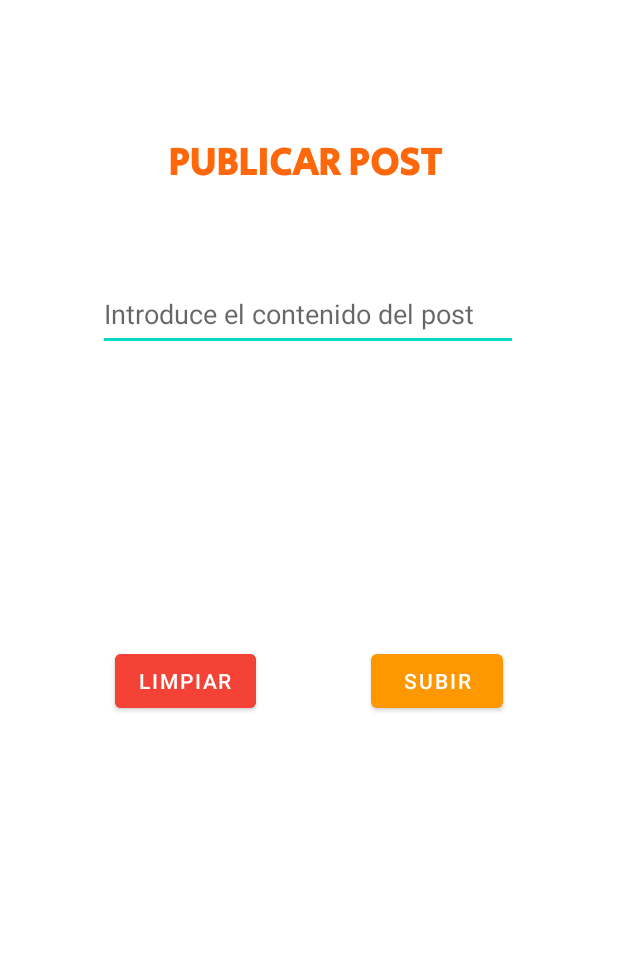
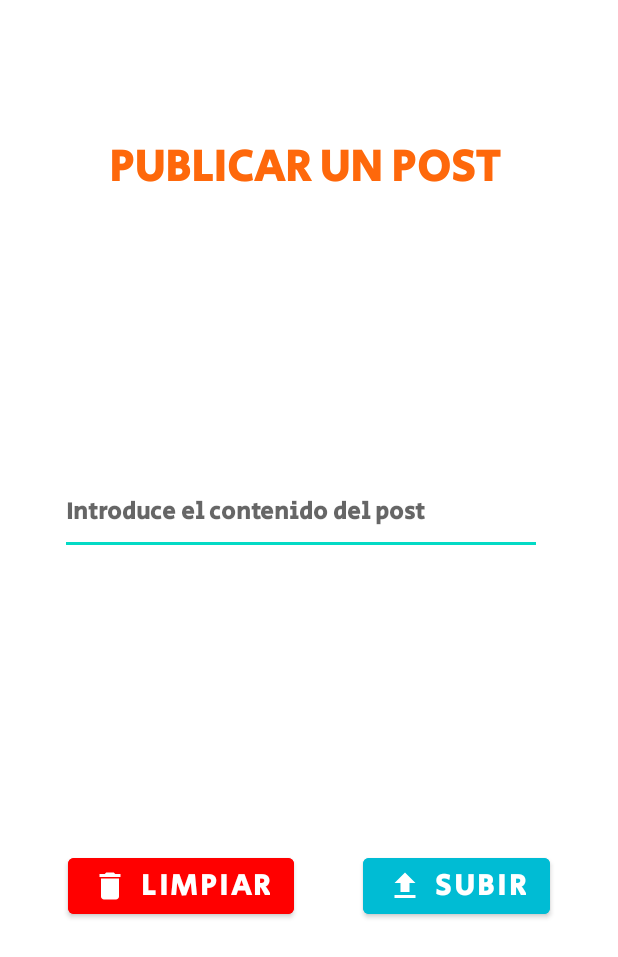
Before and after one commit to byjosegrc/infoPhotoApp, an Android app: the layout activity_add_publicacion.xml on its own in the app's theme, with its tools: preview values and no code run, on a phone screen of 412 x 824 dp. Shown: the top 957 px of the screen. Run offline under Robolectric (Android 15) with nearby library versions, the phone set to English and light mode, and no system bars.

Commit message:
commit 20/05/2023

```diff
--- a/app/src/main/java/com/example/app_info_photo_04_03/RutasFotos/Almeria.kt
+++ b/app/src/main/java/com/example/app_info_photo_04_03/RutasFotos/Almeria.kt
@@ -25,7 +25,7 @@ class Almeria : AppCompatActivity(), OnMapReadyCallback {
     override fun onCreate(savedInstanceState: Bundle?) {
         super.onCreate(savedInstanceState)
         setContentView(R.layout.activity_granada)
-        title = "ALMERIA CAPITAL"
+        title = "\uD83D\uDCF8 \uD835\uDC00\uD835\uDC0B\uD835\uDC0C\uD835\uDC04\uD835\uDC11\uD835\uDC08\uD835\uDC00 \uD835\uDC02\uD835\uDC00\uD835\uDC0F\uD835\uDC08\uD835\uDC13\uD835\uDC00\uD835\uDC0B"
         createMapFragment()
     }
 
--- a/app/src/main/java/com/example/app_info_photo_04_03/RutasFotos/GoogleMaps1.kt
+++ b/app/src/main/java/com/example/app_info_photo_04_03/RutasFotos/GoogleMaps1.kt
@@ -26,7 +26,7 @@ class GoogleMaps1 : AppCompatActivity(), OnMapReadyCallback {
     override fun onCreate(savedInstanceState: Bundle?) {
         super.onCreate(savedInstanceState)
         setContentView(R.layout.activity_google_maps1)
-        title="¿DONDE NOS ENCONTRAMOS?"
+        title="\uD83C\uDF0E \uD835\uDC0D\uD835\uDC14\uD835\uDC04\uD835\uDC12\uD835\uDC13\uD835\uDC11\uD835\uDC00 \uD835\uDC12\uD835\uDC04\uD835\uDC03\uD835\uDC04"
         createMapFragment()
     }
 
--- a/app/src/main/java/com/example/app_info_photo_04_03/RutasFotos/Granada.kt
+++ b/app/src/main/java/com/example/app_info_photo_04_03/RutasFotos/Granada.kt
@@ -27,7 +27,7 @@ class Granada  : AppCompatActivity(), OnMapReadyCallback {
     override fun onCreate(savedInstanceState: Bundle?) {
         super.onCreate(savedInstanceState)
         setContentView(R.layout.activity_granada)
-        title = "ALHAMBRA"
+        title = " \uD83D\uDCF8 \uD835\uDC00\uD835\uDC0B\uD835\uDC07\uD835\uDC00\uD835\uDC0C\uD835\uDC01\uD835\uDC11\uD835\uDC00"
         createMapFragment()
     }
 
--- a/app/src/main/java/com/example/app_info_photo_04_03/SocialMedia/MediaPublicaciones.kt
+++ b/app/src/main/java/com/example/app_info_photo_04_03/SocialMedia/MediaPublicaciones.kt
@@ -72,7 +72,7 @@ class MediaPublicaciones : AppCompatActivity() {
 
         //funcion para configurar el Swipe del chat
         configSwipe()
-        title="RED SOCIAL"
+        title="\uD83D\uDCAC  \uD835\uDC11\uD835\uDC04\uD835\uDC03 \uD835\uDC12\uD835\uDC0E\uD835\uDC02\uD835\uDC08\uD835\uDC00\uD835\uDC0B"
     }
 
 
--- a/app/src/main/res/drawable/ic_subir.xml
+++ b/app/src/main/res/drawable/ic_subir.xml
@@ -1,5 +1,5 @@
 <vector android:height="24dp" android:tint="#070906"
     android:viewportHeight="24" android:viewportWidth="24"
     android:width="24dp" xmlns:android="http://schemas.android.com/apk/res/android">
-    <path android:fillColor="@android:color/white" android:pathData="M12,20c-4.41,0 -8,-3.59 -8,-8s3.59,-8 8,-8s8,3.59 8,8S16.41,20 12,20M12,22c5.52,0 10,-4.48 10,-10c0,-5.52 -4.48,-10 -10,-10C6.48,2 2,6.48 2,12C2,17.52 6.48,22 12,22L12,22zM11,12l0,4h2l0,-4h3l-4,-4l-4,4H11z"/>
+    <path android:fillColor="@android:color/white" android:pathData="M9,16h6v-6h4l-7,-7 -7,7h4zM5,18h14v2L5,20z"/>
 </vector>
--- a/app/src/main/res/layout/activity_add_publicacion.xml
+++ b/app/src/main/res/layout/activity_add_publicacion.xml
@@ -12,9 +12,9 @@
         android:layout_height="wrap_content"
         android:layout_marginTop="90dp"
         android:fontFamily="@font/primera"
-        android:text="PUBLICAR POST "
+        android:text="PUBLICAR UN POST "
         android:textColor="@color/home"
-        android:textSize="26sp"
+        android:textSize="30sp"
         android:textStyle="bold"
         app:layout_constraintEnd_toEndOf="parent"
         app:layout_constraintHorizontal_bias="0.5"
@@ -23,25 +23,32 @@
 
     <EditText
         android:id="@+id/etPost"
-        android:layout_width="280dp"
-        android:layout_height="49dp"
+        android:layout_width="321dp"
+        android:layout_height="56dp"
         android:ems="10"
+        android:fontFamily="@font/primera"
         android:hint="Introduce el contenido del post"
         android:inputType="textPersonName"
+        android:textSize="16sp"
+        android:textStyle="bold"
         app:layout_constraintBottom_toBottomOf="parent"
         app:layout_constraintEnd_toEndOf="parent"
-        app:layout_constraintHorizontal_bias="0.496"
+        app:layout_constraintHorizontal_bias="0.442"
         app:layout_constraintStart_toStartOf="parent"
         app:layout_constraintTop_toTopOf="parent"
-        app:layout_constraintVertical_bias="0.238" />
+        app:layout_constraintVertical_bias="0.409" />
 
     <Button
         android:id="@+id/btnReset"
         android:layout_width="wrap_content"
         android:layout_height="wrap_content"
         android:layout_marginTop="196dp"
-        android:backgroundTint="#F44336"
+        android:backgroundTint="@color/botonLimpiar"
+        android:fontFamily="@font/primera"
         android:text="limpiar"
+        android:textSize="20sp"
+        android:textStyle="bold"
+        app:icon="@drawable/ic_delete"
         app:layout_constraintEnd_toStartOf="@+id/btnAdd"
         app:layout_constraintHorizontal_bias="0.5"
         app:layout_constraintStart_toStartOf="parent"
@@ -51,7 +58,12 @@
         android:id="@+id/btnAdd"
         android:layout_width="wrap_content"
         android:layout_height="wrap_content"
+        android:backgroundTint="@color/botonSubir"
+        android:fontFamily="@font/primera"
         android:text="SUBIR"
+        android:textSize="20sp"
+        android:textStyle="bold"
+        app:icon="@drawable/ic_subir"
         app:layout_constraintBottom_toBottomOf="@+id/btnReset"
         app:layout_constraintEnd_toEndOf="parent"
         app:layout_constraintHorizontal_bias="0.5"
--- a/app/src/main/res/layout/activity_galeria_fotografias.xml
+++ b/app/src/main/res/layout/activity_galeria_fotografias.xml
@@ -22,13 +22,13 @@
 
     <TextView
         android:id="@+id/texto"
-        android:layout_width="411dp"
-        android:layout_height="39dp"
+        android:layout_width="409dp"
+        android:layout_height="73dp"
         android:fontFamily="@font/primera"
         android:padding="8dp"
         android:text="NUESTRAS FOTOS"
         android:textAlignment="center"
-        android:textSize="16sp"
+        android:textSize="34sp"
         android:textStyle="bold"
         app:layout_constraintBottom_toBottomOf="parent"
         app:layout_constraintEnd_toEndOf="parent"
--- a/app/src/main/res/layout/recycler_galeria.xml
+++ b/app/src/main/res/layout/recycler_galeria.xml
@@ -13,12 +13,12 @@
     <androidx.constraintlayout.widget.ConstraintLayout
         android:layout_width="412dp"
         android:layout_height="251dp"
-        android:background="#673AB7">
+        android:background="#171220">
 
         <ImageView
             android:id="@+id/ivImagen"
-            android:layout_width="0dp"
-            android:layout_height="123dp"
+            android:layout_width="match_parent"
+            android:layout_height="match_parent"
             android:contentDescription="TODO"
             android:scaleType="centerCrop"
             app:layout_constraintBottom_toBottomOf="parent"
--- a/app/src/main/res/values/colors.xml
+++ b/app/src/main/res/values/colors.xml
@@ -18,4 +18,7 @@
     <color name="amarillo">#EAC408</color>
     <color name="fondoNaraja">#FF9800</color>
     <color name="fondoNegro">#FF000000</color>
+    <color name="botonSubir">#00BCD4</color>
+    <color name="botonLimpiar">#FF0000</color>
+    <color name="sobreNotrosBotones">#6A9398</color>
 </resources>
```
Also changed, not shown: app/src/main/java/com/example/app_info_photo_04_03/Home/SobreNosotros.kt (+2 -53 lines), app/src/main/java/com/example/app_info_photo_04_03/SocialMedia/addPublicacion.kt (+26 -0 lines), app/src/main/res/layout/activity_galeria_fotos.xml (+4 -4 lines), app/src/main/res/layout/activity_rutas_google.xml (+10 -20 lines), app/src/main/res/layout/sobre_nosotros.xml (+12 -20 lines), app/src/main/res/values-night/themes.xml (+24 -0 lines), app/src/main/res/values/themes.xml (+16 -0 lines).
